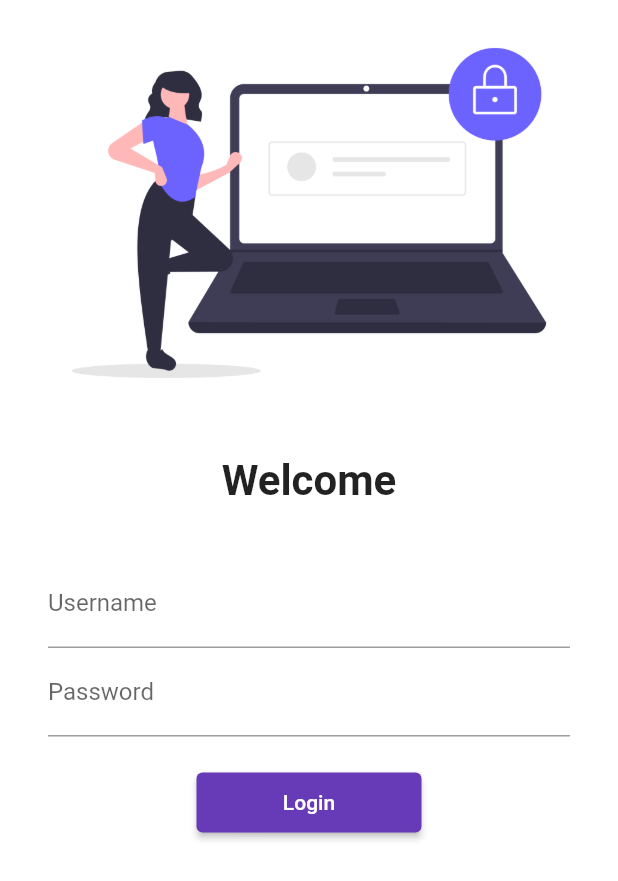
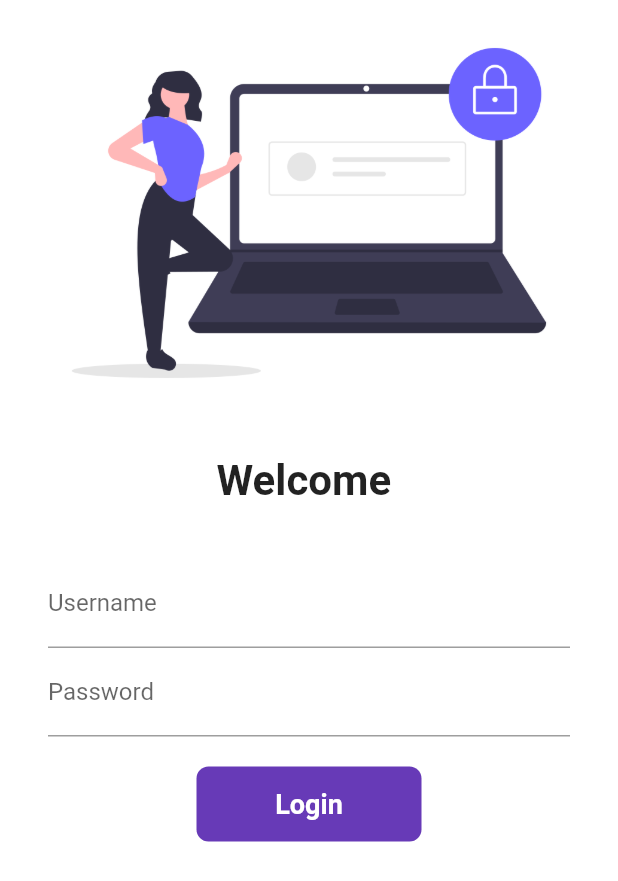
Before and after one commit to Shubh2003/flutter_catalog, a Flutter app: the screen it shows after launch, on a phone screen of 412 x 824 dp. Shown: the top 881 px of the screen. Run offline on Flutter 3.47's test engine with Material 2 defaults, Android fonts, the phone set to English and light mode, and no system bars; our stand-ins replace google_fonts.

Commit message:
day 6 COmpleted

```diff
--- a/lib/main.dart
+++ b/lib/main.dart
@@ -23,7 +23,7 @@ class MyApp extends StatelessWidget {
         fontFamily: GoogleFonts.lato().fontFamily,
         ),
         debugShowCheckedModeBanner: false,
-      initialRoute: "/Login",
+      initialRoute: MyRoutes.loginRoute,
       routes: {
         "/" : (context) => Loginpage(),
         MyRoutes.homeRoute: (context) =>  HomePage(),
--- a/lib/pages/login_page.dart
+++ b/lib/pages/login_page.dart
@@ -1,10 +1,17 @@
 import 'package:flutter/material.dart';
 import 'package:flutter_catalog/utils/routes.dart';
 
-class Loginpage extends StatelessWidget {
+class Loginpage extends StatefulWidget {
   // ignore: prefer_const_constructors_in_immutables
   Loginpage({super.key});
 
+  @override
+  State<Loginpage> createState() => _LoginpageState();
+}
+
+class _LoginpageState extends State<Loginpage> {
+  String name = "";
+  bool changeButton = false;
   @override
   Widget build(BuildContext context) {
     return Material(
@@ -21,7 +28,7 @@ class Loginpage extends StatelessWidget {
               ),
               // ignore: prefer_const_constructors
               Text(
-                "Welcome",
+                "Welcome $name",
                 // ignore: prefer_const_constructors
                 style: TextStyle(
                   fontSize: 28,
@@ -41,6 +48,10 @@ class Loginpage extends StatelessWidget {
                         hintText: "Enter Username",
                         labelText: "Username",
                       ),
+                      onChanged: (value) {
+                        name = value;
+                        setState(() {});
+                      },
                     ),
                     TextFormField(
                       obscureText: true,
@@ -52,13 +63,44 @@ class Loginpage extends StatelessWidget {
                     SizedBox(
                       height: 20.0,
                     ),
-                    ElevatedButton(
-                      child: Text("Login"),
-                      style: TextButton.styleFrom(minimumSize: Size(150, 40)),
-                      onPressed: () {
+                    InkWell(
+                      onTap: () async {
+                        setState(() {
+                          changeButton = true;
+                        });
+                        await Future.delayed(Duration(seconds: 1));
                         Navigator.pushNamed(context, MyRoutes.homeRoute);
                       },
-                    )
+                      child: AnimatedContainer(
+                        duration: Duration(seconds: 1),
+                        width: changeButton ? 50 : 150,
+                        height: 50,
+                        alignment: Alignment.center,
+                        child: changeButton
+                            ? Icon(
+                                Icons.done,
+                                color: Colors.white,
+                              )
+                            : Text(
+                                "Login",
+                                style: TextStyle(
+                                    color: Colors.white,
+                                    fontWeight: FontWeight.bold,
+                                    fontSize: 18),
+                              ),
+                        decoration: BoxDecoration(
+                            color: Colors.deepPurple,
+                            borderRadius:
+                                BorderRadius.circular(changeButton ? 50 : 8)),
+                      ),
+                    ),
+                    // ElevatedButton(
+                    //   child: Text("Login"),
+                    //   style: TextButton.styleFrom(minimumSize: Size(150, 40)),
+                    //   onPressed: () {
+                    //     Navigator.pushNamed(context, MyRoutes.homeRoute);
+                    //   },
+                    // )
                   ],
                 ),
               )
```
